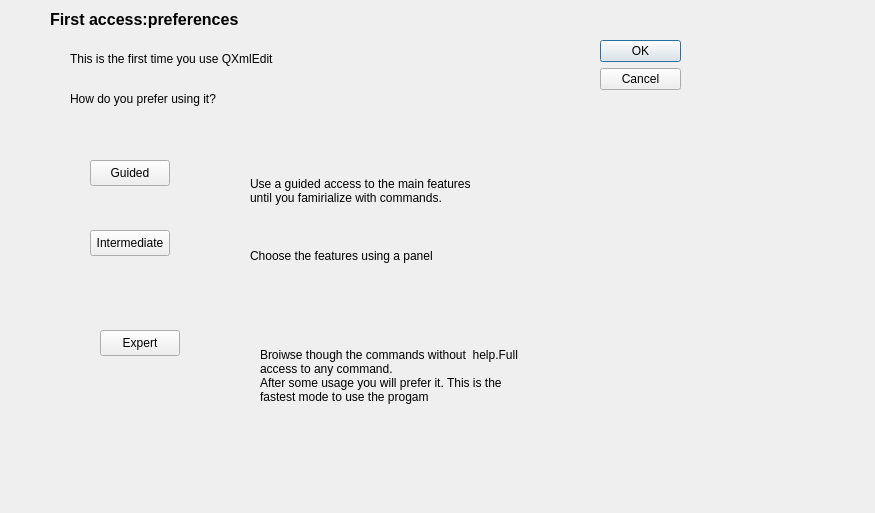
This is src/modules/help/firstaccessdialog.ui in lbellonda/qxmledit as Qt 5 draws it before an edit. The edited form follows.
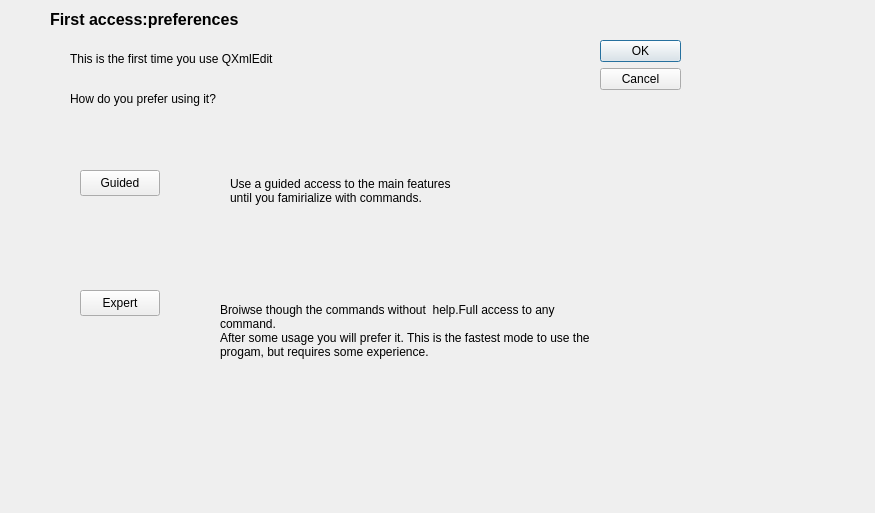
This is the edited form. Icons and pictures are not drawn.

What changed in the file:
```diff
--- a/src/modules/help/firstaccessdialog.ui
+++ b/src/modules/help/firstaccessdialog.ui
@@ -75,24 +75,11 @@
     <string>How do you prefer using it?</string>
    </property>
   </widget>
-  <widget class="QPushButton" name="pushButton">
-   <property name="geometry">
-    <rect>
-     <x>90</x>
-     <y>230</y>
-     <width>80</width>
-     <height>26</height>
-    </rect>
-   </property>
-   <property name="text">
-    <string>Intermediate</string>
-   </property>
-  </widget>
   <widget class="QPushButton" name="pushButton_2">
    <property name="geometry">
     <rect>
-     <x>90</x>
-     <y>160</y>
+     <x>80</x>
+     <y>170</y>
      <width>80</width>
      <height>26</height>
     </rect>
@@ -104,8 +91,8 @@
   <widget class="QPushButton" name="pushButton_3">
    <property name="geometry">
     <rect>
-     <x>100</x>
-     <y>330</y>
+     <x>80</x>
+     <y>290</y>
      <width>80</width>
      <height>26</height>
     </rect>
@@ -117,15 +104,15 @@
   <widget class="QLabel" name="label_4">
    <property name="geometry">
     <rect>
-     <x>260</x>
-     <y>340</y>
-     <width>271</width>
-     <height>71</height>
+     <x>220</x>
+     <y>280</y>
+     <width>381</width>
+     <height>101</height>
     </rect>
    </property>
    <property name="text">
     <string>Broiwse though the commands without  help.Full access to any command.
-After some usage you will prefer it. This is the fastest mode to use the progam</string>
+After some usage you will prefer it. This is the fastest mode to use the progam, but requires some experience.</string>
    </property>
    <property name="wordWrap">
     <bool>true</bool>
@@ -134,7 +121,7 @@
   <widget class="QLabel" name="label_5">
    <property name="geometry">
     <rect>
-     <x>250</x>
+     <x>230</x>
      <y>160</y>
      <width>241</width>
      <height>61</height>
@@ -147,19 +134,6 @@
     <bool>true</bool>
    </property>
   </widget>
-  <widget class="QLabel" name="label_6">
-   <property name="geometry">
-    <rect>
-     <x>250</x>
-     <y>240</y>
-     <width>271</width>
-     <height>31</height>
-    </rect>
-   </property>
-   <property name="text">
-    <string>Choose the features using a panel</string>
-   </property>
-  </widget>
  </widget>
  <resources/>
  <connections>
```
Left out of the diff: 10 changed lines with no effect on the pictures.
